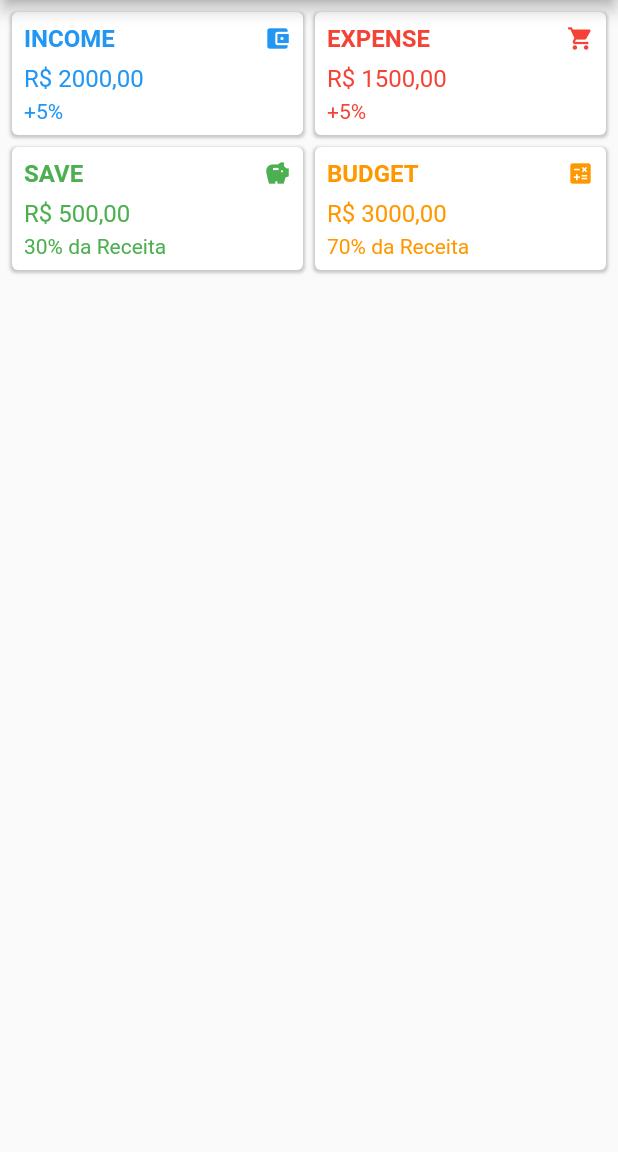
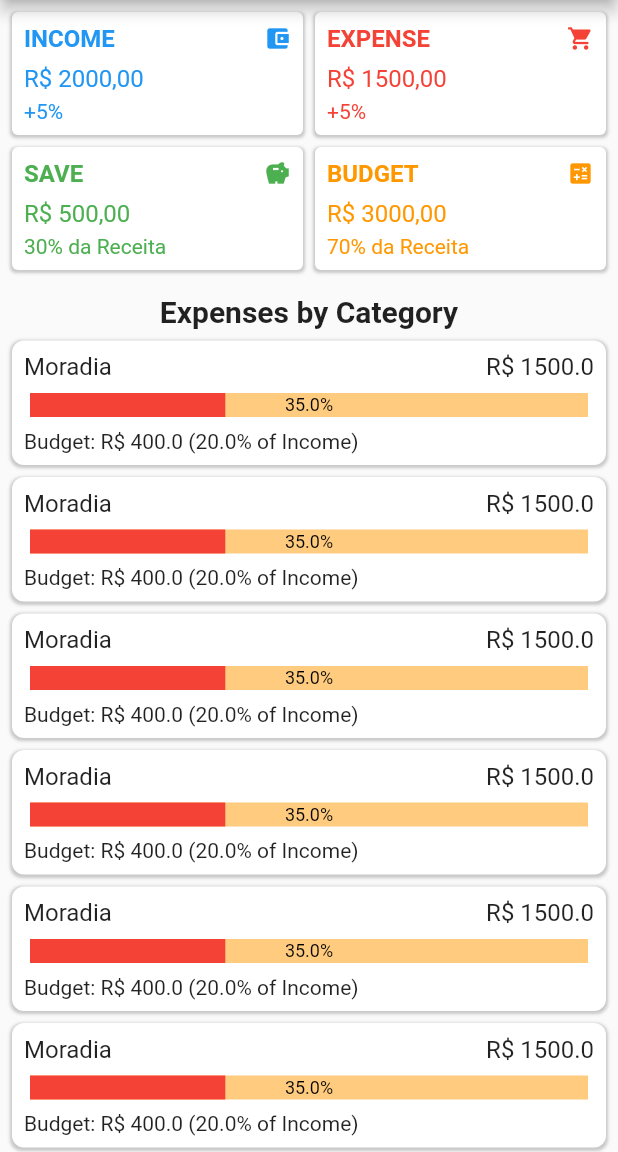
Before and after one commit to hebertjulio/mesames, a Flutter app: the screen it shows after launch, on a phone screen of 412 x 824 dp, the part 84-1236 px from its top. Run offline on Flutter 3.47's test engine with Material 2 defaults, Android fonts, the phone set to English and light mode, and no system bars; drawn by our look-alikes of percent_indicator.

Commit message:
Ajusta layout do componente gráfico por categoria

```diff
--- a/lib/components/chart_by_category.dart
+++ b/lib/components/chart_by_category.dart
@@ -21,21 +21,24 @@ class ChartByCategory extends StatelessWidget {
           scrollDirection: Axis.vertical,
           shrinkWrap: true,
           children: [
-            CategoryBarChart('Moradia', 40, 1500),
-            SizedBox(height: 8),
-            CategoryBarChart('Transporte', 15, 500),
-            SizedBox(height: 8),
-            CategoryBarChart('Hobbies', 4, 100),
-            SizedBox(height: 8),
-            CategoryBarChart('Educação', 35, 1300),
-            SizedBox(height: 8),
-            CategoryBarChart('Saúde', 17, 900),
-            SizedBox(height: 8),
-            CategoryBarChart('Viagem', 26, 1900),
-            SizedBox(height: 8),
-            CategoryBarChart('Livros', 17, 900),
-            SizedBox(height: 8),
-            CategoryBarChart('Mercado', 57, 5900),
+            _ChartByCategoryItem(
+                ChartByCategoryData('Moradia', 'R\$', 35, 1500, 400, 20)),
+            _ChartByCategoryItem(
+                ChartByCategoryData('Moradia', 'R\$', 35, 1500, 400, 20)),
+            _ChartByCategoryItem(
+                ChartByCategoryData('Moradia', 'R\$', 35, 1500, 400, 20)),
+            _ChartByCategoryItem(
+                ChartByCategoryData('Moradia', 'R\$', 35, 1500, 400, 20)),
+            _ChartByCategoryItem(
+                ChartByCategoryData('Moradia', 'R\$', 35, 1500, 400, 20)),
+            _ChartByCategoryItem(
+                ChartByCategoryData('Moradia', 'R\$', 35, 1500, 400, 20)),
+            _ChartByCategoryItem(
+                ChartByCategoryData('Moradia', 'R\$', 35, 1500, 400, 20)),
+            _ChartByCategoryItem(
+                ChartByCategoryData('Moradia', 'R\$', 35, 1500, 400, 20)),
+            _ChartByCategoryItem(
+                ChartByCategoryData('Moradia', 'R\$', 35, 1500, 400, 20)),
           ],
         ),
       ],
@@ -43,54 +46,36 @@ class ChartByCategory extends StatelessWidget {
   }
 }
 
-class CategoryBarChart extends StatelessWidget {
-  final String _category;
-  final double _percentage;
-  final double _value;
+class _ChartByCategoryItem extends StatelessWidget {
+  final ChartByCategoryData _data;
 
-  CategoryBarChart(
-    this._category,
-    this._percentage,
-    this._value,
+  _ChartByCategoryItem(
+    this._data,
   );
 
   @override
   Widget build(BuildContext context) {
-    return Container(
-      child: Stack(
-        children: [
-          Positioned(
-            left: 8,
-            top: 16,
-            child: Icon(
-              Icons.tag,
-              size: 32,
-              color: Colors.grey.withOpacity(0.5),
-            ),
-          ),
-          Padding(
-            padding: EdgeInsets.only(
-              left: 48,
-              top: 8.0,
-              right: 8.0,
-              bottom: 8.0,
-            ),
+    return Padding(
+      padding: const EdgeInsets.only(bottom: 8.0),
+      child: Container(
+        child: Padding(
+          padding: const EdgeInsets.all(8.0),
           child: Column(
             crossAxisAlignment: CrossAxisAlignment.start,
             children: [
               Padding(
-                  padding: const EdgeInsets.only(top: 8.0, bottom: 8.0),
+                padding: const EdgeInsets.only(bottom: 8.0),
                 child: Row(
                   mainAxisAlignment: MainAxisAlignment.spaceBetween,
                   children: [
                     Text(
-                        _category,
+                      this._data.categoryName,
                       style: TextStyle(
                         fontSize: 16,
                       ),
                     ),
                     Text(
-                        'R\$ ${this._value}',
+                      '${this._data.currency} ${this._data.totalValue}',
                       style: TextStyle(
                         fontSize: 16,
                       ),
@@ -99,22 +84,30 @@ class CategoryBarChart extends StatelessWidget {
                 ),
               ),
               LinearPercentIndicator(
-                  percent: _percentage / 100,
-                  lineHeight: 14,
+                padding: const EdgeInsets.only(left: 4.0, right: 4.0),
+                percent: this._data.totalPercentage / 100,
+                lineHeight: 16,
                 progressColor: Colors.red,
-                  backgroundColor: Colors.red.withOpacity(0.4),
+                backgroundColor: Colors.orange.withOpacity(0.5),
                 center: Text(
-                    '${this._percentage}%',
+                  '${this._data.totalPercentage}%',
                   style: TextStyle(
                     color: Colors.black,
                     fontSize: 12,
                   ),
                 ),
               ),
-              ],
+              Padding(
+                padding: const EdgeInsets.only(top: 8.0),
+                child: Text(
+                  'Budget: ${this._data.currency} ${this._data.budgetValue} (${this._data.budgetpercentage}% of Income)',
+                  style: TextStyle(
+                    fontSize: 14,
+                  ),
                 ),
               ),
             ],
+          ),
         ),
         decoration: BoxDecoration(
           color: Colors.white,
@@ -128,6 +121,25 @@ class CategoryBarChart extends StatelessWidget {
             ),
           ],
         ),
+      ),
     );
   }
 }
+
+class ChartByCategoryData {
+  final String categoryName;
+  final String currency;
+  final double totalPercentage;
+  final double totalValue;
+  final double budgetValue;
+  final double budgetpercentage;
+
+  ChartByCategoryData(
+    this.categoryName,
+    this.currency,
+    this.totalPercentage,
+    this.totalValue,
+    this.budgetValue,
+    this.budgetpercentage,
+  );
+}
--- a/lib/pages/home_page.dart
+++ b/lib/pages/home_page.dart
@@ -1,4 +1,5 @@
 import 'package:flutter/material.dart';
+import 'package:mesames/components/chart_by_category.dart';
 import 'package:mesames/components/overview.dart';
 
 class HomePage extends StatelessWidget {
@@ -28,6 +29,7 @@ class HomePage extends StatelessWidget {
                   budget: OverviewData('R\$ 3000,00', '70% da Receita'),
                 ),
               ),
+              ChartByCategory(),
             ],
           ),
         ),
```
Lines whose indentation alone changed are shown as unchanged.
